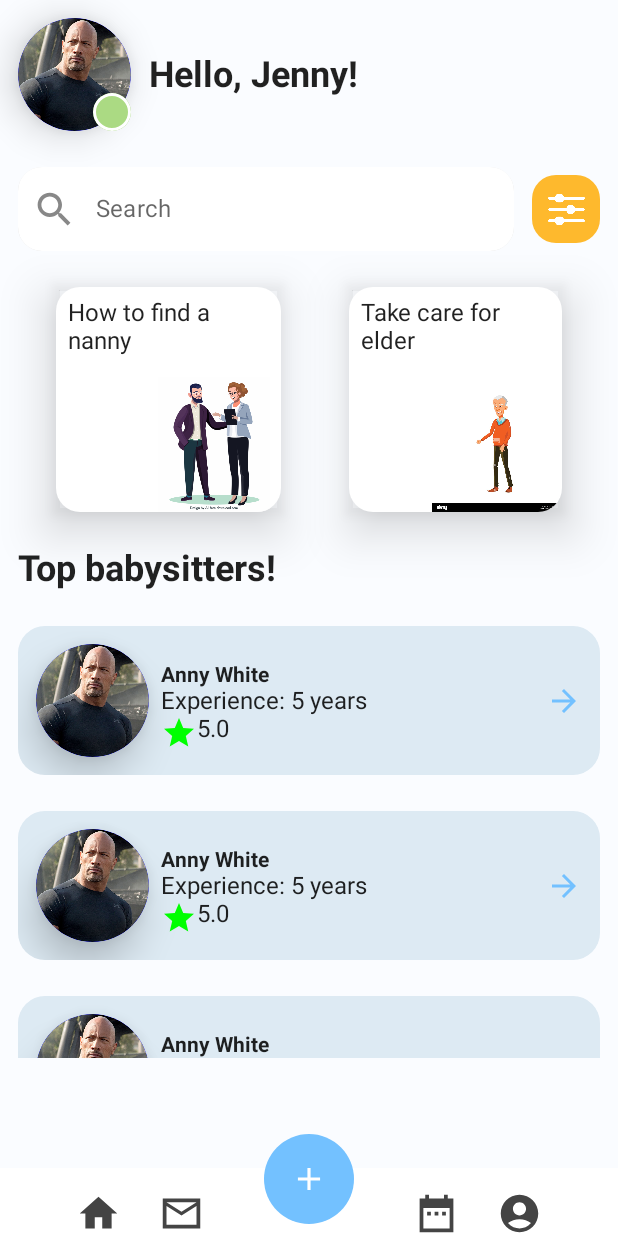
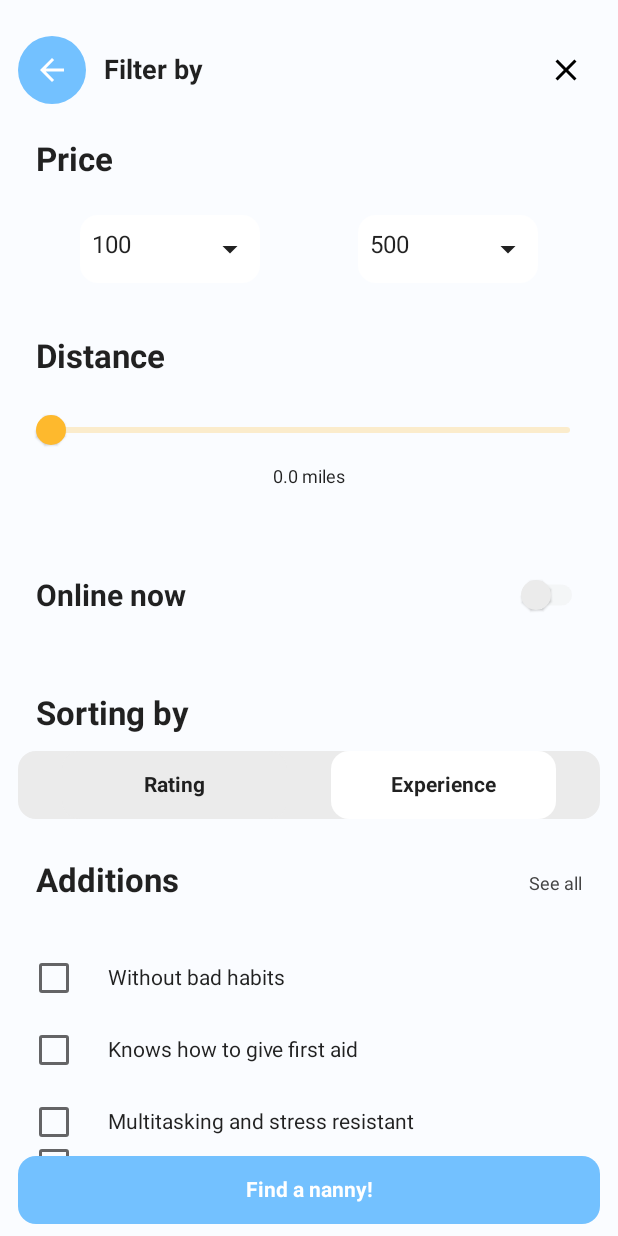
Before and after one commit to sk123411/compose-practice, an Android app built with Jetpack Compose: the screen it shows after launch (MainActivity), on a phone screen of 412 x 824 dp. Run offline under Robolectric (Android 15) with nearby library versions, the phone set to English and light mode, and no system bars; pictures from the network do not load.

Commit message:
worked on filter screen compose and read about clean architecture development with compose

```diff
--- /dev/null
+++ b/app/src/main/java/com/example/composepractice/FilterScreen.kt
@@ -0,0 +1,421 @@
+package com.example.composepractice
+
+import androidx.compose.foundation.*
+import androidx.compose.foundation.layout.*
+import androidx.compose.foundation.shape.CircleShape
+import androidx.compose.foundation.shape.RoundedCornerShape
+import androidx.compose.material.*
+import androidx.compose.material.icons.Icons
+import androidx.compose.material.icons.filled.ArrowBack
+import androidx.compose.material.icons.filled.ArrowDropDown
+import androidx.compose.material.icons.filled.Clear
+import androidx.compose.runtime.*
+import androidx.compose.ui.Alignment
+import androidx.compose.ui.Modifier
+import androidx.compose.ui.draw.clip
+import androidx.compose.ui.draw.shadow
+import androidx.compose.ui.graphics.Color
+import androidx.compose.ui.text.TextStyle
+import androidx.compose.ui.text.font.FontWeight
+import androidx.compose.ui.unit.dp
+import androidx.compose.ui.unit.sp
+import androidx.core.util.toHalf
+import com.example.composepractice.util.Utils
+
+@Composable
+fun FilterScreen() {
+
+    Box(modifier = Modifier
+        .fillMaxSize()
+        .background(Utils.getColor("fafcff"))) {
+
+
+        Column(Modifier.verticalScroll(rememberScrollState())) {
+
+
+            Row(
+                modifier = Modifier
+                    .fillMaxWidth()
+                    .padding(top = 24.dp,start = 12.dp,end = 12.dp),
+                horizontalArrangement = Arrangement.SpaceBetween,
+                verticalAlignment = Alignment.CenterVertically
+            ) {
+
+                Row(verticalAlignment = Alignment.CenterVertically) {
+                    Box(
+                        modifier = Modifier
+                            .size(45.dp)
+                            .clip(CircleShape)
+                            .background(Utils.getColor("73c1ff")),
+                        contentAlignment = Alignment.Center
+                    ) {
+
+                        Icon(
+                            imageVector = Icons.Default.ArrowBack,
+                            tint = Color.White,
+                            contentDescription = null
+                        )
+
+                    }
+
+                    Spacer(modifier = Modifier.width(12.dp))
+
+                    Text(
+                        "Filter by",
+                        style = TextStyle(fontWeight = FontWeight.Bold, fontSize = 18.sp)
+                    )
+
+
+                }
+
+
+                Box(
+                    modifier = Modifier
+                        .size(45.dp)
+                        .clip(RoundedCornerShape(12.dp))
+                        , contentAlignment = Alignment.Center
+                ) {
+
+                    Icon(
+                        imageVector = Icons.Default.Clear,
+                        tint = Color.Black,
+                        contentDescription = null
+                    )
+
+
+                }
+
+
+            }
+
+
+
+
+            Text(
+                "Price", style = TextStyle(
+                    fontWeight = FontWeight.Bold,
+                    fontSize = 22.sp
+                ), modifier = Modifier
+                    .align(Alignment.Start)
+                    .padding(start = 24.dp, top = 24.dp)
+            )
+            Spacer(modifier = Modifier.height(12.dp))
+
+            Row(
+                modifier = Modifier
+                    .fillMaxWidth()
+                    .padding(vertical = 12.dp),
+                horizontalArrangement = Arrangement.SpaceEvenly
+            ) {
+                TestUI(listOf("100", "500", "1000", "5000"), "100")
+                TestUI(listOf("500", "4000", "10000", "15000"), "500")
+
+            }
+
+            SliderUI()
+
+            LowerUI()
+        }
+
+
+        Box(
+            modifier = Modifier
+                .padding(bottom = 8.dp)
+                .fillMaxWidth()
+                .height(45.dp)
+                .padding(horizontal = 12.dp)
+                .clip(
+                    RoundedCornerShape(12.dp)
+                )
+                .align(Alignment.BottomCenter)
+                .background(Utils.getColor("73c1ff")),
+            contentAlignment = Alignment.Center
+        ) {
+
+            Text(
+                "Find a nanny!",
+                style = TextStyle(color = Color.White, fontWeight = FontWeight.Bold)
+            )
+        }
+
+    }
+
+}
+
+
+@Composable
+fun TestUI(items: List<String>, disabledValue: String) {
+    var expanded by remember { mutableStateOf(false) }
+//    val items = listOf("A", "B", "C", "D", "E", "F")
+//    val disabledValue = "B"
+    var selectedIndex by remember { mutableStateOf(0) }
+    Box(
+        modifier = Modifier
+            .padding(horizontal = 12.dp)
+            .height(45.dp)
+            .clip(RoundedCornerShape(12.dp))
+
+            .background(
+                Color.White
+            ), contentAlignment = Alignment.Center
+    ) {
+
+        Row(
+            modifier = Modifier
+                .width(120.dp)
+                .padding(horizontal = 8.dp)
+                .clickable(onClick = { expanded = true }), horizontalArrangement = Arrangement.SpaceBetween
+        ) {
+            Text(
+                items[selectedIndex],
+            )
+
+
+            Icon(imageVector = Icons.Default.ArrowDropDown, contentDescription = null)
+
+
+        }
+
+        DropdownMenu(
+            expanded = expanded,
+            onDismissRequest = { expanded = false },
+            modifier = Modifier
+
+                .background(
+                    Color.White
+                )
+        ) {
+            items.forEachIndexed { index, s ->
+                DropdownMenuItem(onClick = {
+                    selectedIndex = index
+                    expanded = false
+                }) {
+                    val disabledText = if (s == disabledValue) {
+                        " (Disabled)"
+                    } else {
+                        ""
+                    }
+                    Text(text = s + disabledText)
+                }
+            }
+        }
+    }
+
+}
+
+
+@Composable
+fun SliderUI() {
+
+    var sliderPosition by remember { mutableStateOf(0f) }
+
+
+    Column(
+        modifier = Modifier.padding(24.dp),
+        horizontalAlignment = Alignment.CenterHorizontally,
+    ) {
+
+        Text(
+            "Distance", style = TextStyle(
+                fontWeight = FontWeight.Bold,
+                fontSize = 22.sp
+            ), modifier = Modifier.align(Alignment.Start)
+        )
+        Spacer(modifier = Modifier.height(12.dp))
+        Slider(
+            value = sliderPosition, onValueChange = {
+                sliderPosition = it
+
+            }, colors = SliderDefaults.colors(
+                thumbColor = Utils.getColor("feb92d"),
+                activeTickColor = Utils.getColor("feb92d"),
+                disabledActiveTickColor = Utils.getColor("feb92d"),
+                activeTrackColor = Utils.getColor("feb92d"),
+                disabledActiveTrackColor = Utils.getColor("feb92d")
+
+            )
+        )
+        Text(
+            "${sliderPosition} miles", style = TextStyle(
+                fontSize = 12.sp
+            ), modifier = Modifier.align(Alignment.CenterHorizontally)
+        )
+
+
+    }
+
+}
+
+
+@Composable
+fun LowerUI() {
+
+    var onlineStatus = remember {
+        mutableStateOf(false)
+    }
+
+    var ratingSelected = remember {
+        mutableStateOf(false)
+    }
+
+    Column() {
+
+        Box(
+            modifier = Modifier
+                .padding(12.dp)
+                .clip(RoundedCornerShape(12.dp))
+        ) {
+            Row(
+                horizontalArrangement = Arrangement.SpaceBetween, modifier = Modifier
+                    .padding(all = 12.dp)
+                    .fillMaxWidth(), verticalAlignment = Alignment.CenterVertically
+            ) {
+
+                Text(
+                    "Online now",
+                    style = TextStyle(fontWeight = FontWeight.Bold, fontSize = 20.sp)
+                )
+
+                Switch(checked = onlineStatus.value, onCheckedChange = {
+                    onlineStatus.value = it
+                },colors = SwitchDefaults.colors(
+                    checkedThumbColor = Utils.getColor("73c1ff"),
+                    uncheckedThumbColor = Utils.getColor("ebebeb"),
+                    uncheckedTrackColor = Utils.getColor("ebebeb")
+
+
+
+                ))
+
+            }
+
+
+        }
+
+        Spacer(modifier = Modifier.height(18.dp))
+
+        Text(
+            "Sorting by", style = TextStyle(
+                fontWeight = FontWeight.Bold,
+                fontSize = 22.sp,
+            ), modifier = Modifier.padding(start = 24.dp)
+        )
+
+
+        Row(
+            modifier = Modifier
+                .padding(all = 12.dp)
+                .clip(RoundedCornerShape(12.dp))
+                .height(45.dp)
+                .fillMaxWidth()
+                .background(Utils.getColor("ebebeb")),
+            horizontalArrangement = Arrangement.SpaceEvenly,
+            verticalAlignment = Alignment.CenterVertically
+        ) {
+
+            Box(
+                modifier = Modifier
+                    .clip(RoundedCornerShape(12.dp))
+                    .width(150.dp)
+                    .background(if (ratingSelected.value) Color.White else Utils.getColor("ebebeb"))
+                    .height(45.dp)
+                    .clickable {
+
+                        if (!ratingSelected.value) ratingSelected.value = true
+
+                    },
+                contentAlignment = Alignment.Center
+            ) {
+
+                Text("Rating", style = TextStyle(fontWeight = FontWeight.Bold))
+
+            }
+
+            Box(
+                modifier = Modifier
+                    .clip(RoundedCornerShape(12.dp))
+                    .width(150.dp)
+                    .height(45.dp)
+                    .background(if (!ratingSelected.value) Color.White else Utils.getColor("ebebeb"))
+                    .clickable {
+
+                        if (ratingSelected.value) ratingSelected.value = false
+
+                    },
+                contentAlignment = Alignment.Center
+            ) {
+
+                Text("Experience", style = TextStyle(fontWeight = FontWeight.Bold))
+
+            }
+
+        }
+
+
+        Row(
+            modifier = Modifier
+                .fillMaxWidth()
+                .padding(vertical = 16.dp, horizontal = 24.dp),
+            horizontalArrangement = Arrangement.SpaceBetween,
+            verticalAlignment = Alignment.CenterVertically
+        ) {
+
+            Text("Additions", style = TextStyle(fontWeight = FontWeight.Bold, fontSize = 22.sp))
+
+            Text("See all", style = TextStyle(fontSize = 12.sp, color = Color.DarkGray),modifier = Modifier.padding(top = 4.dp))
+
+        }
+
+
+        var habitList = listOf<String>(
+            "Without bad habits",
+            "Knows how to give first aid",
+            "Multitasking and stress resistant",
+            "Has own baby monitor",
+            "Super ability to swaddle in the air",
+            "Can take out the trash"
+        )
+        Box(
+            modifier = Modifier
+                .padding(all = 12.dp)
+                .height(200.dp)
+
+                .clip(RoundedCornerShape(12.dp)), contentAlignment = Alignment.Center
+        ) {
+
+            Column(
+                modifier = Modifier
+                    .padding(bottom = 48.dp)
+            ) {
+
+                for (habit in habitList) {
+
+                    Row(
+                        modifier = Modifier.fillMaxWidth(),
+                        verticalAlignment = Alignment.CenterVertically
+                    ) {
+
+                        Checkbox(checked = false, onCheckedChange = {
+
+                        })
+
+                        Spacer(modifier = Modifier.width(12.dp))
+
+                        Text(habit, style = TextStyle(fontSize = 14.sp))
+
+
+                    }
+
+
+                }
+
+            }
+
+
+        }
+
+
+    }
+
+
+}
--- a/app/src/main/java/com/example/composepractice/MainActivity.kt
+++ b/app/src/main/java/com/example/composepractice/MainActivity.kt
@@ -41,7 +41,7 @@ class MainActivity : ComponentActivity() {
                 // A surface container using the 'background' color from the theme
                 Surface(color = MaterialTheme.colors.background) {
 //                    FormNameUI(applicationContext,mainActivityViewModel)
-                    HomeScreen()
+                    FilterScreen()
                 }
             }
         }
```
Also changed, not shown: app/src/main/java/com/example/composepractice/ui/HomeScreen.kt (+24 -12 lines).
